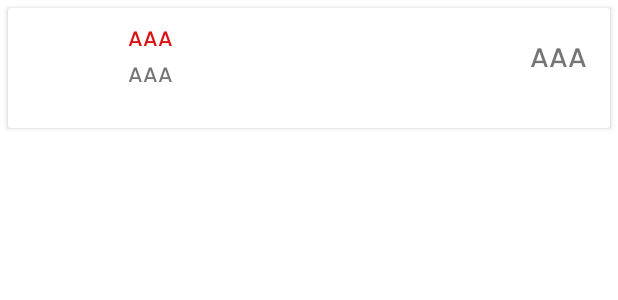
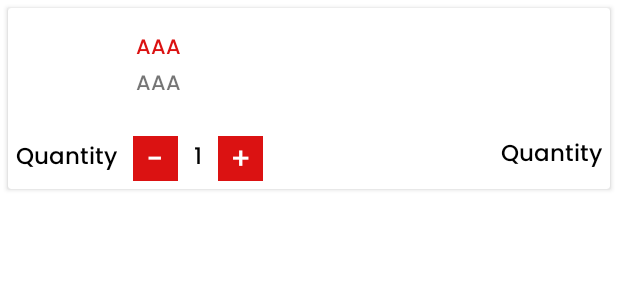
Before and after one commit to mukul2/maulaj, an Android app: the layout cart_item.xml on its own in the app's theme, with its tools: preview values and no code run, on a phone screen of 412 x 824 dp. Shown: the top 300 px of the screen. Run offline under Robolectric (Android 15) with nearby library versions, the phone set to English and light mode, and no system bars.

Commit message:
cart view edit

```diff
--- a/app/src/main/java/com/telemedicine/maulaji/Activity/CartListActivity.java
+++ b/app/src/main/java/com/telemedicine/maulaji/Activity/CartListActivity.java
@@ -16,6 +16,7 @@ import com.telemedicine.maulaji.Fragments.UploadPrescriptionBottomSheet;
 import com.telemedicine.maulaji.R;
 import com.telemedicine.maulaji.Utils.CartManager;
 import com.telemedicine.maulaji.Utils.SessionManager;
+import com.telemedicine.maulaji.Utils.Utillites;
 import com.telemedicine.maulaji.model.CartItemsModel;
 import com.telemedicine.maulaji.viewEngine.engineGridViews;
 
@@ -39,6 +40,8 @@ public class CartListActivity extends AppCompatActivity {
     protected void onCreate(Bundle savedInstanceState) {
         super.onCreate(savedInstanceState);
         setContentView(R.layout.activity_cart_list);
+        Utillites.thisContext(context);
+        Toast.makeText(context, " this is " + context, Toast.LENGTH_SHORT).show();
         ButterKnife.bind(this);
         sessionManager = new SessionManager(this);
 
--- a/app/src/main/java/com/telemedicine/maulaji/Activity/ProductListSecondLevel.java
+++ b/app/src/main/java/com/telemedicine/maulaji/Activity/ProductListSecondLevel.java
@@ -19,6 +19,7 @@ import com.telemedicine.maulaji.Fragments.NonPrescriptionFragment;
 import com.telemedicine.maulaji.Fragments.PrescriptionUploadFragment;
 import com.telemedicine.maulaji.Fragments.RandomSubCategoryItem;
 import com.telemedicine.maulaji.R;
+import com.telemedicine.maulaji.Utils.Utillites;
 
 import java.util.ArrayList;
 import java.util.List;
@@ -36,6 +37,7 @@ public class ProductListSecondLevel extends AppCompatActivity {
     protected void onCreate(Bundle savedInstanceState) {
         super.onCreate(savedInstanceState);
         setContentView(R.layout.activity_product_list_second_level);
+        Utillites.thisContext(context);
         ButterKnife.bind(this);
         Intent iin = getIntent();
         Bundle b = iin.getExtras();
--- a/app/src/main/java/com/telemedicine/maulaji/Activity/ShopActivity.java
+++ b/app/src/main/java/com/telemedicine/maulaji/Activity/ShopActivity.java
@@ -17,6 +17,7 @@ import com.telemedicine.maulaji.Data.sharedPhotoListener;
 import com.telemedicine.maulaji.Fragments.NonPrescriptionFragment;
 import com.telemedicine.maulaji.Fragments.PrescriptionUploadFragment;
 import com.telemedicine.maulaji.R;
+import com.telemedicine.maulaji.Utils.Utillites;
 import com.theartofdev.edmodo.cropper.CropImage;
 
 import java.util.ArrayList;
@@ -31,7 +32,8 @@ public class ShopActivity extends AppCompatActivity {
     protected void onCreate(Bundle savedInstanceState) {
         super.onCreate(savedInstanceState);
         setContentView(R.layout.activity_shop);
-
+        //Toast.makeText(context, " this is " + context, Toast.LENGTH_SHORT).show();
+Utillites.thisContext(context);
         viewPager = (ViewPager) findViewById(R.id.viewpager);
         setupViewPager(viewPager);
 
--- a/app/src/main/java/com/telemedicine/maulaji/Fragments/NonPrescriptionFragment.java
+++ b/app/src/main/java/com/telemedicine/maulaji/Fragments/NonPrescriptionFragment.java
@@ -18,6 +18,7 @@ import com.telemedicine.maulaji.Activity.ProductListByCategoryActivity;
 import com.telemedicine.maulaji.Activity.ProductListSecondLevel;
 import com.telemedicine.maulaji.R;
 import com.telemedicine.maulaji.Utils.MyDialog;
+import com.telemedicine.maulaji.Utils.Utillites;
 import com.telemedicine.maulaji.api.Api;
 import com.telemedicine.maulaji.api.ApiListener;
 import com.telemedicine.maulaji.viewEngine.engineGridViews;
@@ -78,6 +79,7 @@ public class NonPrescriptionFragment extends Fragment implements View.OnClickLis
                              Bundle savedInstanceState) {
         view = inflater.inflate(R.layout.fragment_non_prescription, container, false);
         context = view.getContext();
+        Utillites.thisContext(context);
         ButterKnife.bind(this, view);
 
         tv_one.setOnClickListener(this);
--- a/app/src/main/java/com/telemedicine/maulaji/Fragments/PrescriptionUploadFragment.java
+++ b/app/src/main/java/com/telemedicine/maulaji/Fragments/PrescriptionUploadFragment.java
@@ -11,6 +11,7 @@ import android.view.View;
 import android.view.ViewGroup;
 
 import com.telemedicine.maulaji.R;
+import com.telemedicine.maulaji.Utils.Utillites;
 
 import butterknife.BindView;
 import butterknife.ButterKnife;
@@ -45,6 +46,7 @@ public class PrescriptionUploadFragment extends Fragment {
         // Inflate the layout for this fragment
         view = inflater.inflate(R.layout.fragment_prescription_upload, container, false);
         context = view .getContext();
+        Utillites.thisContext(context);
         ButterKnife.bind(this,view);
         cardUpload.setOnClickListener(new View.OnClickListener() {
             @Override
--- /dev/null
+++ b/app/src/main/java/com/telemedicine/maulaji/Utils/Utillites.java
@@ -0,0 +1,18 @@
+package com.telemedicine.maulaji.Utils;
+
+import android.app.Activity;
+import android.content.Context;
+import android.widget.Toast;
+
+public class Utillites {
+    Context context;
+
+    public Utillites(Context context) {
+        this.context = context;
+    }
+
+    public static void thisContext(Context context1) {
+        Toast.makeText(context1, " this is " + context1, Toast.LENGTH_SHORT).show();
+
+    }
+}
--- a/app/src/main/java/com/telemedicine/maulaji/viewEngine/engineGridViews.java
+++ b/app/src/main/java/com/telemedicine/maulaji/viewEngine/engineGridViews.java
@@ -436,10 +436,14 @@ public class engineGridViews {
                 TextView tv_name = (TextView) holder.itemView.findViewById(R.id.tv_name);
                 TextView tv_price = (TextView) holder.itemView.findViewById(R.id.tv_price);
                 TextView tv_quantity = (TextView) holder.itemView.findViewById(R.id.tv_quantity);
+                TextView tvNegative = (TextView) holder.itemView.findViewById(R.id.tvNegative);
+                TextView tvPositive = (TextView) holder.itemView.findViewById(R.id.tv_Posetive);
+                TextView tvUnitTotal = (TextView) holder.itemView.findViewById(R.id.tvUnitTotal);
 
                 tv_name.setText(medicineModel4.getName());
-                tv_quantity.setText("QTY " + medicineModel4.getQuantity());
+                tv_quantity.setText(String.valueOf(medicineModel4.getQuantity()));
                 tv_price.setText("MRP. " + medicineModel4.getPrice());
+                tvUnitTotal.setText("MRP. " + medicineModel4.getPrice());
 
                 Glide.with(context).load(PHOTO_BASE_PHARMACY + medicineModel4.getImage() + ".jpg").into(img);
 
@@ -448,6 +452,27 @@ public class engineGridViews {
                 holder.itemView.setOnClickListener((View view) -> {
                     sL.onSelected(position, 0);
 
+                });
+
+                tvNegative.setOnClickListener((View view) -> {
+                    if(Integer.parseInt(tv_quantity.getText().toString())>=1)
+                    {
+                        int i=Integer.parseInt(tv_quantity.getText().toString())-1;
+                        float ut=i*medicineModel4.getPrice();
+
+                        tv_quantity.setText(String.valueOf(i));
+                        tvUnitTotal.setText("MRP. "+ ut);
+                    }
+
+
+                });
+                tvPositive.setOnClickListener((View view) -> {
+
+                    int i=Integer.parseInt(tv_quantity.getText().toString())+1;
+                    float ut=i*medicineModel4.getPrice();
+
+                    tv_quantity.setText(String.valueOf(i));
+                    tvUnitTotal.setText("MRP. " +ut);
                 });
 
 
@@ -539,7 +564,7 @@ public class engineGridViews {
 
                 cardVcall.setVisibility(View.GONE);
                 cardAcall.setVisibility(View.GONE);
-              //  cardChat.setVisibility(View.GONE);
+                //  cardChat.setVisibility(View.GONE);
 
 
             }
--- a/app/src/main/res/layout/cart_item.xml
+++ b/app/src/main/res/layout/cart_item.xml
@@ -5,7 +5,7 @@
     android:layout_height="wrap_content"
     android:layout_margin="5dp">
 
-    <LinearLayout
+    <androidx.constraintlayout.widget.ConstraintLayout
         android:layout_width="match_parent"
         android:layout_height="wrap_content"
         android:layout_gravity="center"
@@ -16,47 +16,107 @@
             android:layout_width="80dp"
             android:layout_height="80dp"
             android:layout_alignParentRight="true"
+            android:layout_centerVertical="true"
+            android:layout_gravity="center"
 
-            android:layout_centerVertical="true"
-            android:layout_gravity="center" />
-        <RelativeLayout
-            android:layout_width="match_parent"
-            android:layout_height="match_parent">
+            app:layout_constraintStart_toStartOf="parent"
+            app:layout_constraintTop_toTopOf="parent" />
+
         <LinearLayout
             android:layout_width="wrap_content"
             android:layout_height="wrap_content"
-                android:orientation="vertical">
+            android:orientation="vertical"
+            android:padding="5dp"
+            app:layout_constraintStart_toEndOf="@id/img"
+
+            app:layout_constraintTop_toTopOf="parent">
 
 
             <TextView
                 android:id="@+id/tv_name"
-                    android:textColor="@color/colorPrimary"
                 android:layout_width="wrap_content"
                 android:layout_height="wrap_content"
                 android:paddingTop="10dp"
-                    android:text="AAA" />
+                android:text="AAA"
+                android:textColor="@color/colorPrimary" />
 
             <TextView
-                    android:id="@+id/tv_quantity"
+                android:id="@+id/tv_price"
                 android:layout_width="wrap_content"
                 android:layout_height="wrap_content"
                 android:paddingBottom="10dp"
                 android:text="AAA" />
         </LinearLayout>
+
+        <LinearLayout
+            android:layout_width="wrap_content"
+            android:layout_height="match_parent"
+            app:layout_constraintStart_toStartOf="parent"
+            app:layout_constraintTop_toBottomOf="@id/img">
+
             <TextView
-                android:id="@+id/tv_price"
                 android:layout_width="wrap_content"
                 android:layout_height="wrap_content"
                 android:layout_gravity="center"
+                android:layout_margin="5dp"
                 android:gravity="center"
-                android:textSize="18dp"
-                android:layout_marginRight="15dp"
+                android:text="Quantity"
+                android:textColor="@android:color/black"
+                android:textSize="15dp" />
+
+            <TextView
+                android:id="@+id/tvNegative"
+                android:layout_width="30dp"
+                android:layout_height="30dp"
+                android:background="@color/colorPrimary"
+                android:layout_alignParentRight="true"
                 android:layout_centerVertical="true"
+                android:layout_gravity="center"
+                android:gravity="center"
+                android:layout_margin="5dp"
+                android:text="-"
+                android:textColor="@android:color/white"
+                android:textSize="20dp" />
+
+            <TextView
+                android:id="@+id/tv_quantity"
+                android:layout_margin="5dp"
+                android:layout_width="wrap_content"
+                android:layout_height="wrap_content"
                 android:layout_alignParentRight="true"
-                android:paddingBottom="10dp"
-                android:text="AAA" />
-        </RelativeLayout>
+                android:layout_centerVertical="true"
+                android:layout_gravity="center"
+                android:gravity="center"
+                android:text="1"
+                android:textColor="@android:color/black"
+                android:textSize="15dp" />
 
+            <TextView
+                android:id="@+id/tv_Posetive"
+                android:layout_width="30dp"
+                android:layout_height="30dp"
+                android:layout_margin="5dp"
+                android:background="@color/colorPrimary"
+                android:layout_alignParentRight="true"
+                android:layout_centerVertical="true"
+                android:layout_gravity="center"
+                android:gravity="center"
+                android:text="+"
+                android:textColor="@android:color/white"
+                android:textSize="20dp" />
+        </LinearLayout>
 
-    </LinearLayout>
+        <TextView
+            android:id="@+id/tvUnitTotal"
+            app:layout_constraintEnd_toEndOf="parent"
+            app:layout_constraintTop_toBottomOf="@id/img"
+            android:layout_width="wrap_content"
+            android:layout_height="wrap_content"
+            android:layout_gravity="center"
+            android:layout_margin="5dp"
+            android:gravity="center"
+            android:text="Quantity"
+            android:textColor="@android:color/black"
+            android:textSize="15dp" />
+    </androidx.constraintlayout.widget.ConstraintLayout>
 </androidx.cardview.widget.CardView>
```
Lines whose indentation alone changed are shown as unchanged.
